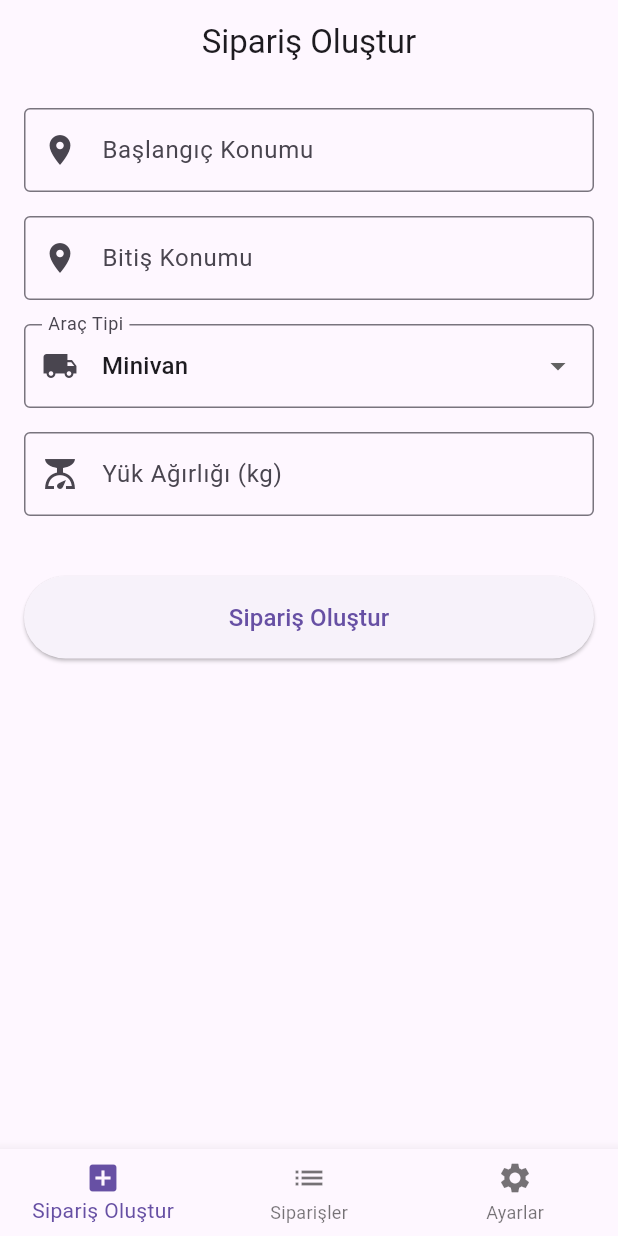
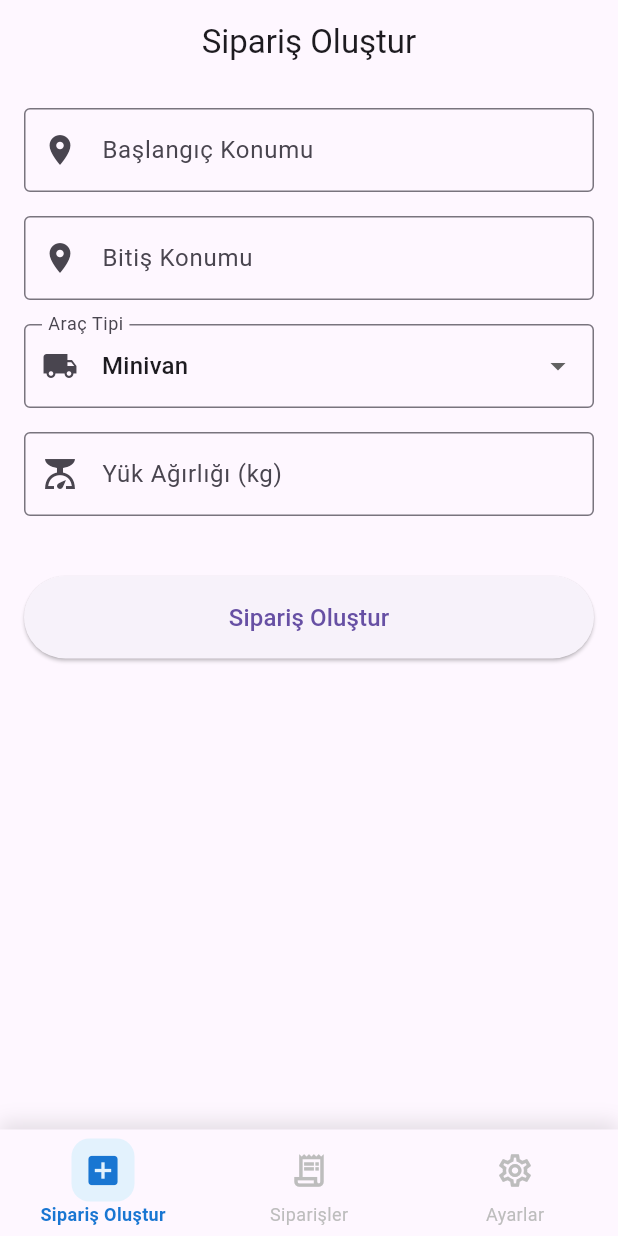
Before and after one commit to melihcuneyter/mini_nakliye_voltzones, a Flutter app: the screen it shows after launch, on a phone screen of 412 x 824 dp. Run offline on Flutter 3.47's test engine with Material 3 defaults, Android fonts, the light colour scheme and no system bars; our stand-ins replace cloud_firestore, firebase_core, flutter_riverpod, shared_preferences; accounts and stored records are empty.

Commit message:
Update main.dart
update navbar

```diff
--- a/lib/main.dart
+++ b/lib/main.dart
@@ -73,28 +73,86 @@
 
     return Scaffold(
       body: _screens[_selectedIndex],
-      bottomNavigationBar: BottomNavigationBar(
+      bottomNavigationBar: Container(
+        decoration: BoxDecoration(
+          boxShadow: [
+            BoxShadow(
+              color: Colors.black.withOpacity(0.1),
+              blurRadius: 10,
+              offset: const Offset(0, -5),
+            ),
+          ],
+        ),
+        child: BottomNavigationBar(
           currentIndex: _selectedIndex,
           onTap: (index) {
             setState(() {
               _selectedIndex = index;
             });
           },
+          type: BottomNavigationBarType.fixed,
+          elevation: 0,
+          selectedItemColor: Colors.blue.shade700,
+          unselectedItemColor: Colors.grey.shade400,
+          selectedFontSize: 12,
+          unselectedFontSize: 12,
+          selectedLabelStyle: const TextStyle(fontWeight: FontWeight.w600),
           items: [
             BottomNavigationBarItem(
-            icon: const Icon(Icons.add_box),
+              icon: Container(
+                padding: const EdgeInsets.all(8),
+                decoration: BoxDecoration(
+                  color: _selectedIndex == 0
+                      ? Colors.blue.shade50
+                      : Colors.transparent,
+                  borderRadius: BorderRadius.circular(12),
+                ),
+                child: Icon(
+                  _selectedIndex == 0 ? Icons.add_box : Icons.add_box_outlined,
+                  size: 26,
+                ),
+              ),
               label: t.createOrder,
             ),
             BottomNavigationBarItem(
-            icon: const Icon(Icons.list),
+              icon: Container(
+                padding: const EdgeInsets.all(8),
+                decoration: BoxDecoration(
+                  color: _selectedIndex == 1
+                      ? Colors.blue.shade50
+                      : Colors.transparent,
+                  borderRadius: BorderRadius.circular(12),
+                ),
+                child: Icon(
+                  _selectedIndex == 1
+                      ? Icons.receipt_long
+                      : Icons.receipt_long_outlined,
+                  size: 26,
+                ),
+              ),
               label: t.orders,
             ),
             BottomNavigationBarItem(
-            icon: const Icon(Icons.settings),
+              icon: Container(
+                padding: const EdgeInsets.all(8),
+                decoration: BoxDecoration(
+                  color: _selectedIndex == 2
+                      ? Colors.blue.shade50
+                      : Colors.transparent,
+                  borderRadius: BorderRadius.circular(12),
+                ),
+                child: Icon(
+                  _selectedIndex == 2
+                      ? Icons.settings
+                      : Icons.settings_outlined,
+                  size: 26,
+                ),
+              ),
               label: t.settings,
             ),
           ],
         ),
+      ),
     );
   }
 }
```
Lines whose indentation alone changed are shown as unchanged.
